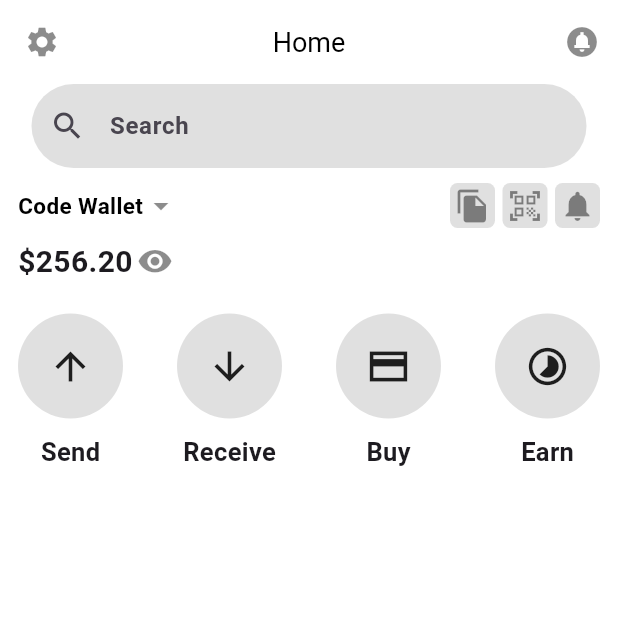
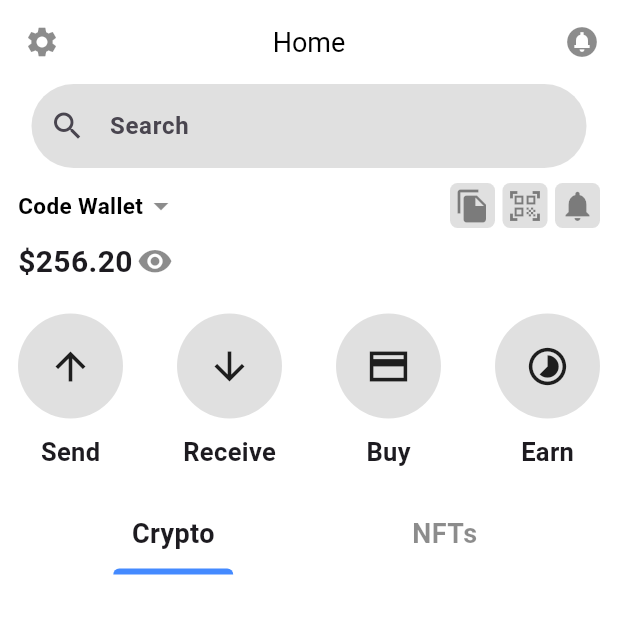
Before and after one commit to hiwaamirii/Trustwallet-UI-Flutter, a Flutter app: the screen it shows after launch, on a phone screen of 412 x 824 dp, the top half of it. Run offline on Flutter 3.47's test engine with Material 3 defaults, Android fonts, the phone set to English and light mode, and no system bars.

Commit message:
Crypto + NFTs button row

```diff
--- a/lib/Screens/home_screen.dart
+++ b/lib/Screens/home_screen.dart
@@ -263,11 +263,53 @@ class _HomeScreenState extends State<HomeScreen> {
               ],
             ),
           ),
-          const Padding(
-            padding: EdgeInsets.only(right: 25, left: 25),
+          const SizedBox(height: 30),
+          Padding(
+            padding: const EdgeInsets.only(right: 25, left: 25),
             child: Row(
-              mainAxisAlignment: MainAxisAlignment.spaceBetween,
-              children: [],
+              mainAxisAlignment: MainAxisAlignment.spaceAround,
+              children: [
+                Column(
+                  children: [
+                    const Text("Crypto",
+                        style: TextStyle(
+                          fontSize: 18,
+                          fontWeight: FontWeight.bold,
+                        )),
+                    const SizedBox(height: 10),
+                    Container(
+                      decoration: const BoxDecoration(
+                        color: Colors.blueAccent,
+                        borderRadius: BorderRadius.only(
+                            topLeft: Radius.circular(20),
+                            topRight: Radius.circular(20)),
+                      ),
+                      width: 80,
+                      height: 4,
+                    ),
+                  ],
+                ),
+                Column(
+                  children: [
+                    const Text("NFTs",
+                        style: TextStyle(
+                          fontSize: 18,
+                          fontWeight: FontWeight.bold,
+                          color: Colors.black45,
+                        )),
+                    const SizedBox(height: 10),
+                    Container(
+                      decoration: const BoxDecoration(
+                        borderRadius: BorderRadius.only(
+                            topLeft: Radius.circular(20),
+                            topRight: Radius.circular(20)),
+                      ),
+                      width: 80,
+                      height: 4,
+                    ),
+                  ],
+                ),
+              ],
             ),
           ),
         ],
```
